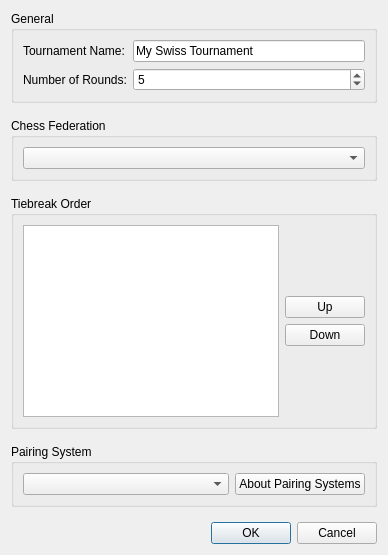
First picture: the form in src/gambitpairing/ui/new_tournament_dialog.ui, repository gambit-devs/gambit-pairing, before the edit.
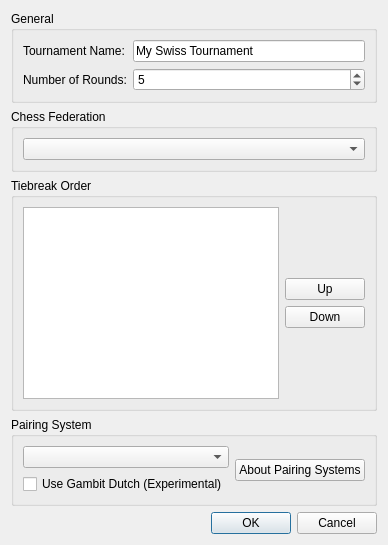
Second picture: the form after the edit.

```diff
--- a/src/gambitpairing/ui/new_tournament_dialog.ui
+++ b/src/gambitpairing/ui/new_tournament_dialog.ui
@@ -9,9 +9,6 @@
    <number>550</number>
   </property>
   <layout class="QVBoxLayout" name="main_layout">
-   <property name="spacing">
-    <number>15</number>
-   </property>
    <item>
     <widget class="QGroupBox" name="general_group">
      <property name="minimumWidth">
@@ -103,10 +100,13 @@
           <property name="orientation">
            <enum>Qt::Vertical</enum>
           </property>
+         <property name="sizeType">
+          <enum>QSizePolicy::Expanding</enum>
+         </property>
           <property name="sizeHint" stdset="0">
            <size>
-            <width>20</width>
-            <height>40</height>
+           <width>0</width>
+           <height>0</height>
            </size>
           </property>
          </spacer>
@@ -130,10 +130,13 @@
           <property name="orientation">
            <enum>Qt::Vertical</enum>
           </property>
+         <property name="sizeType">
+          <enum>QSizePolicy::Expanding</enum>
+         </property>
           <property name="sizeHint" stdset="0">
            <size>
-            <width>20</width>
-            <height>40</height>
+           <width>0</width>
+           <height>0</height>
            </size>
           </property>
          </spacer>
@@ -153,6 +156,8 @@
      </property>
      <layout class="QHBoxLayout" name="pairing_layout">
       <item>
+       <layout class="QVBoxLayout" name="pairing_selection_layout">
+        <item>
        <widget class="QComboBox" name="pairing_combo">
         <property name="sizePolicy">
          <sizepolicy hsizetype="Expanding" vsizetype="Fixed">
@@ -166,6 +171,18 @@
        </widget>
       </item>
       <item>
+         <widget class="QCheckBox" name="experimental_dutch_check">
+          <property name="toolTip">
+           <string>Use Gambit's native Dutch engine instead of BBP Pairings. This mode is experimental.</string>
+          </property>
+          <property name="text">
+           <string>Use Gambit Dutch (Experimental)</string>
+          </property>
+         </widget>
+        </item>
+       </layout>
+      </item>
+      <item>
        <widget class="QPushButton" name="btn_pairing_info">
         <property name="sizePolicy">
          <sizepolicy hsizetype="Fixed" vsizetype="Fixed">
```
Left out of the diff: 18 changed lines with no effect on the pictures. Lines whose indentation alone changed are shown as unchanged.
